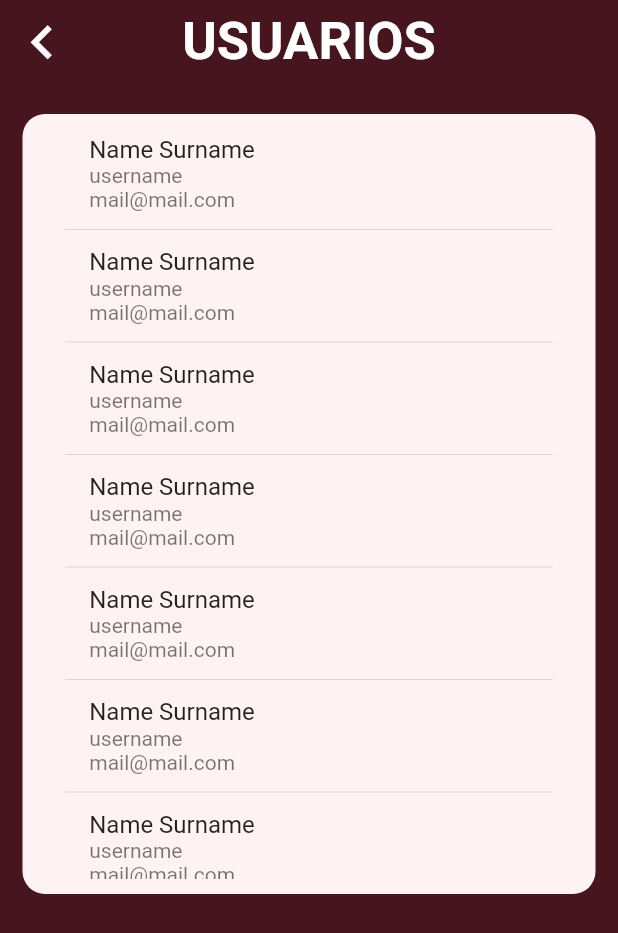
After one commit to ISPP-G8/FindMyFun, a Flutter app: the UsersListViewScreen screen opened by its route, on a phone screen of 412 x 824 dp. The commit adds this screen. Shown: the top 933 px of the screen. Run offline on Flutter 3.47's test engine with Material 2 defaults, Android fonts, the phone set to English and light mode, and no system bars; our stand-ins replace firebase_core; accounts and stored records are empty.

Commit message:
feat: visualiza lista de usuarios (maqueta)

```diff
--- a/lib/routes/app_routes.dart
+++ b/lib/routes/app_routes.dart
@@ -1,15 +1,13 @@
 import 'package:findmyfun/screens/screens.dart';
 import 'package:flutter/material.dart';
 
+Map<String, Widget Function(BuildContext)> exportRoutes() {
+  Map<String, Widget Function(BuildContext)> routes = {
+    'login': (_) => const LoginView(),
+    'register': (_) => const RegisterScreen(),
+    'access': (_) => const AccessScreen(),
+    'users': (_) => const UsersListViewScreen(),
+  };
 
-Map<String, Widget Function(BuildContext)> exportRoutes(){
-   Map<String, Widget Function(BuildContext)> routes = {
-
-    'login':(_) => const LoginView(),
-    'register':(_) => const RegisterScreen(),
-    'access':(_) => const AccessScreen(),
-
-   };
-
-   return routes;
+  return routes;
 }
--- a/lib/screens/screens.dart
+++ b/lib/screens/screens.dart
@@ -1,5 +1,4 @@
-
-
 export 'package:findmyfun/screens/access_screen.dart';
 export 'package:findmyfun/screens/register_screen.dart';
 export 'package:findmyfun/views/access/login_view.dart';
+export 'package:findmyfun/views/users/users_view.dart';
--- /dev/null
+++ b/lib/views/users/users_view.dart
@@ -0,0 +1,77 @@
+import 'dart:ui';
+
+import 'package:findmyfun/services/page_view_service.dart';
+import 'package:findmyfun/themes/themes.dart';
+import 'package:findmyfun/widgets/widgets.dart';
+import 'package:flutter/material.dart';
+import 'package:provider/provider.dart';
+
+class UsersListViewScreen extends StatelessWidget {
+  const UsersListViewScreen({Key? key}) : super(key: key);
+
+  @override
+  Widget build(BuildContext context) {
+    final pageViewController =
+        Provider.of<PageViewService>(context).pageController;
+    return SafeArea(
+      child: Scaffold(
+          appBar: AppBar(
+            leading: GestureDetector(
+                onTap: () => pageViewController.animateToPage(0,
+                    duration: const Duration(milliseconds: 500),
+                    curve: Curves.easeInOut),
+                child: const Icon(
+                  Icons.chevron_left,
+                  size: 45,
+                )),
+            backgroundColor: ProjectColors.primary,
+            elevation: 0,
+            centerTitle: true,
+            title: Text('USUARIOS',
+                textAlign: TextAlign.center, style: Styles.appBar),
+          ),
+          backgroundColor: ProjectColors.primary,
+          body: Column(children: const [
+            SizedBox(
+              height: 20,
+            ),
+            UsersContainer(
+              child: _UsersColumn(),
+            )
+          ])),
+    );
+  }
+}
+
+class _UsersColumn extends StatelessWidget {
+  const _UsersColumn({
+    super.key,
+  });
+
+  @override
+  Widget build(BuildContext context) {
+    return Column(
+      children: [
+        const SizedBox(
+          height: 10,
+        ),
+        SizedBox(
+            height: 500,
+            width: 325,
+            child: ListView.separated(
+              itemCount: 30,
+              itemBuilder: (context, index) {
+                return const ListTile(
+                  title: Text('Name Surname'),
+                  subtitle: Text('username \nmail@mail.com'),
+                );
+              },
+              separatorBuilder: (context, index) => const Divider(),
+            )),
+        const SizedBox(
+          height: 10,
+        ),
+      ],
+    );
+  }
+}
--- /dev/null
+++ b/lib/widgets/users_container.dart
@@ -0,0 +1,21 @@
+import 'package:flutter/material.dart';
+
+class UsersContainer extends StatelessWidget {
+  final Widget child;
+  const UsersContainer({
+    super.key,
+    required this.child,
+  });
+
+  @override
+  Widget build(BuildContext context) {
+    return Container(
+      width: double.infinity,
+      margin: const EdgeInsets.symmetric(horizontal: 15),
+      decoration: BoxDecoration(
+          color: Color.fromARGB(255, 255, 242, 242),
+          borderRadius: BorderRadius.circular(15)),
+      child: child,
+    );
+  }
+}
--- a/lib/widgets/widgets.dart
+++ b/lib/widgets/widgets.dart
@@ -1,10 +1,3 @@
-
-
-
-
-
-
-
 export 'package:findmyfun/widgets/custom_button.dart';
 export 'package:findmyfun/widgets/cutom_text_form.dart';
 export 'package:findmyfun/widgets/image_banner.dart';
@@ -12,3 +5,4 @@ export 'package:findmyfun/widgets/image_logo.dart';
 export 'package:findmyfun/widgets/login_container.dart';
 export 'package:findmyfun/widgets/login_title.dart';
 export 'package:findmyfun/widgets/submit_button.dart';
+export 'package:findmyfun/widgets/users_container.dart';
```
